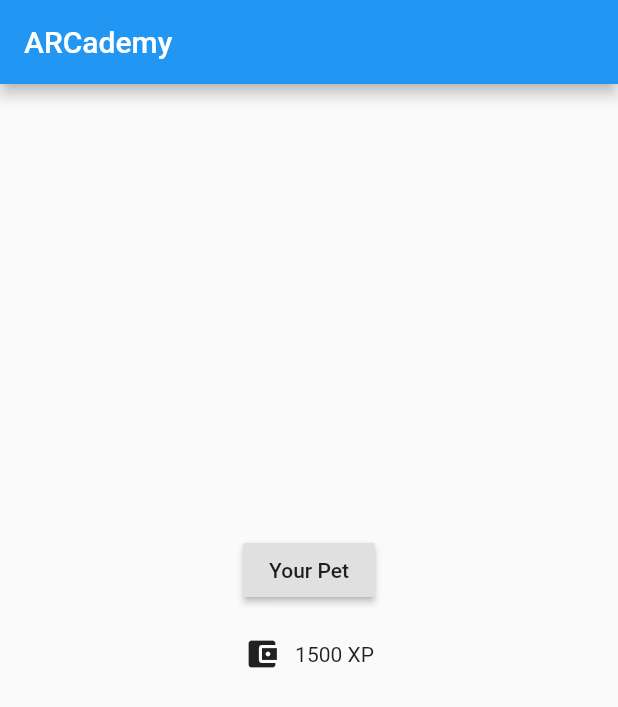
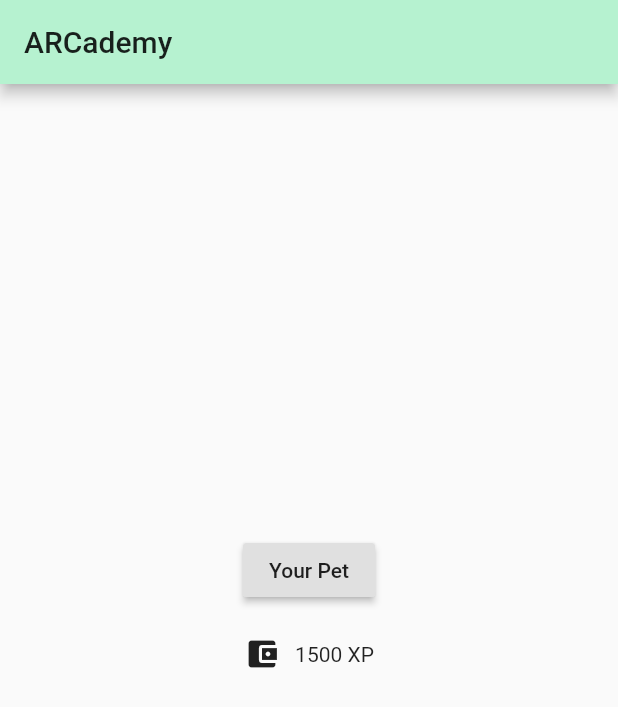
Before and after one commit to andytubeee/ARCademy_Pet_Portal, a Flutter app: the screen it shows after launch, on a phone screen of 412 x 824 dp. Shown: the top 707 px of the screen. Run offline on Flutter 3.47's test engine with Material 2 defaults, Android fonts, the phone set to English and light mode, and no system bars; missing offline and left inert: flutter_unity.

Commit message:
Fixed primary color

```diff
--- a/lib/main.dart
+++ b/lib/main.dart
@@ -14,7 +14,7 @@ class MyApp extends StatelessWidget {
       title: 'Your Pet',
       debugShowCheckedModeBanner: false,
       theme: ThemeData(
-        primarySwatch: Colors.blue,
+        primaryColor: Color(0xffB6F2D0),
         visualDensity: VisualDensity.adaptivePlatformDensity,
       ),
       home: MyHomePage(title: 'Your Pet'),
```
